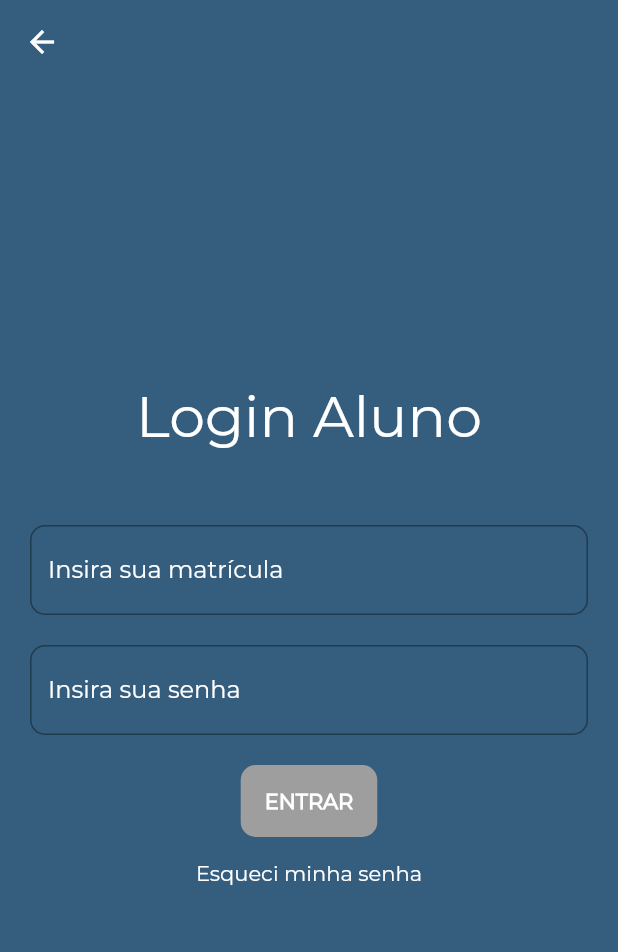
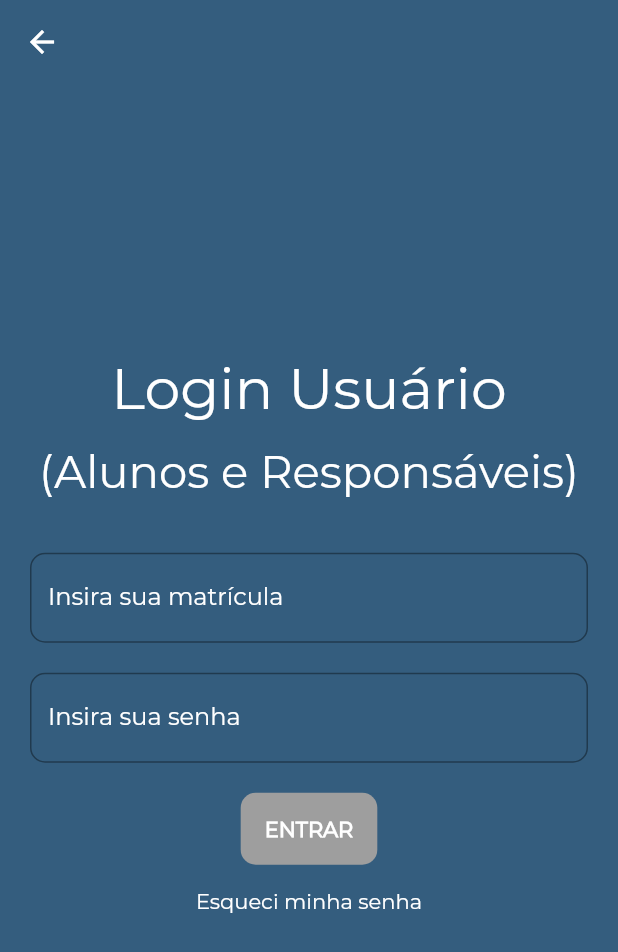
Before and after one commit to rodriguesJeff/minha_escola, a Flutter app: the screen it shows after launch, after a tap on "LOGIN", on a phone screen of 412 x 824 dp. Shown: the top 952 px of the screen. Run offline on Flutter 3.47's test engine with Material 2 defaults, Android fonts, the phone set to English and light mode, and no system bars; our stand-ins replace flutter_mobx, flutter_staggered_animations, mobx, parse_server_sdk_flutter, shared_preferences; generated files the repository leaves out were written again; project files that could hold a hidden picture were left out.

Commit message:
Realizada uma modificacao de exemplo de gitflow limpo

```diff
--- a/lib/features/auth/pages/login_page.dart
+++ b/lib/features/auth/pages/login_page.dart
@@ -24,10 +24,15 @@ class _LoginPageState extends State<LoginPage> {
               mainAxisAlignment: MainAxisAlignment.spaceBetween,
               children: <Widget>[
                 Text(
-                  'Login Aluno',
+                  'Login Usuário',
                   style: TextStyle(fontSize: 38, color: Colors.white),
                 ),
-                SizedBox(height: 30),
+                SizedBox(height: 15),
+                Text(
+                  '(Alunos e Responsáveis)',
+                  style: TextStyle(fontSize: 30, color: Colors.white),
+                ),
+                SizedBox(height: 15),
                 Padding(
                   padding: EdgeInsets.all(20),
                   child: Column(
```
